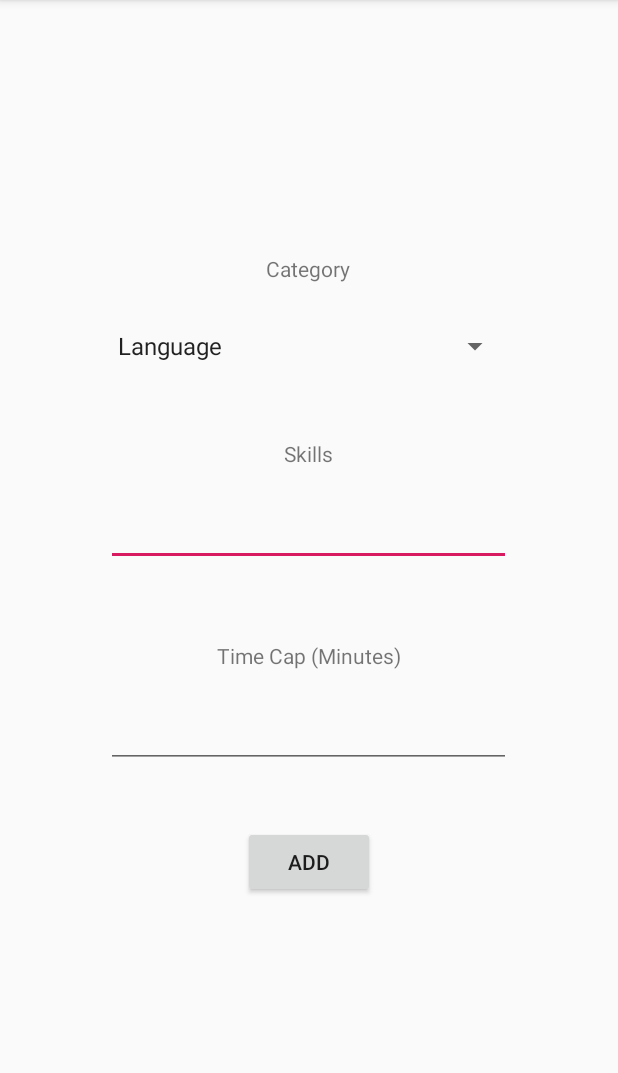
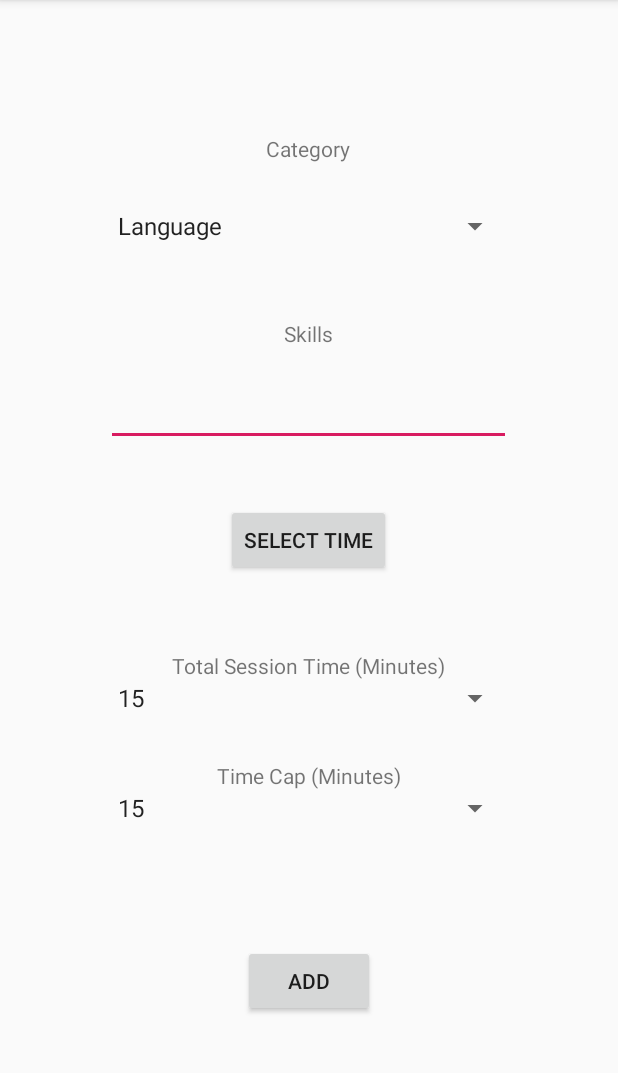
Before and after one commit to Tanya16107/Sahayak, an Android app: the MentorOptionsActivity screen opened directly, with no data from a screen before it, on a phone screen of 412 x 824 dp, the part 84-1157 px from its top. Run offline under Robolectric (Android 15) with nearby library versions, the phone set to English and light mode, and no system bars; our stand-ins replace Firebase (no records; nobody signed in at launch, a user with empty details on screens opened directly); libraries missing offline, so code that uses them is left out: com.codetroopers.betterpickers.

Commit message:
UI change for Mentor Proposal

```diff
--- a/app/build.gradle
+++ b/app/build.gradle
@@ -38,4 +38,6 @@ dependencies {
     implementation 'com.google.firebase:firebase-firestore:21.1.1'
     implementation "com.google.android.material:material:1.1.0-alpha06"
     implementation 'com.google.firebase:firebase-database:19.2.0'
+    implementation 'com.code-troopers.betterpickers:library:3.1.0'
+
 }
--- a/app/src/main/java/com/mobilecomputing/sahayak/Activities/MentorOptionsActivity.java
+++ b/app/src/main/java/com/mobilecomputing/sahayak/Activities/MentorOptionsActivity.java
@@ -1,23 +1,40 @@
 package com.mobilecomputing.sahayak.Activities;
 
+import android.icu.util.Calendar;
 import android.os.Bundle;
 
 import androidx.appcompat.app.AppCompatActivity;
 
+import android.os.Debug;
 import android.view.View;
 import android.widget.ArrayAdapter;
 import android.widget.Button;
 import android.widget.Spinner;
 import android.widget.TextView;
 
+import com.codetroopers.betterpickers.calendardatepicker.CalendarDatePickerDialogFragment;
+import com.codetroopers.betterpickers.radialtimepicker.RadialTimePickerDialogFragment;
 import com.mobilecomputing.sahayak.JavaClasses.Proposal;
 import com.mobilecomputing.sahayak.JavaClasses.ProposalLab;
 import com.mobilecomputing.sahayak.R;
 
 import java.util.ArrayList;
+import java.util.Date;
 import java.util.List;
+import android.widget.Toast;
 
-public class MentorOptionsActivity extends AppCompatActivity {
+public class MentorOptionsActivity extends AppCompatActivity implements CalendarDatePickerDialogFragment.OnDateSetListener,
+        RadialTimePickerDialogFragment.OnTimeSetListener {
+    CalendarDatePickerDialogFragment calDatePicker;
+    private static final String FRAG_TAG_DATE_PICKER = "fragment_date_picker_name";
+    private static final String FRAG_TAG_TIME_PICKER = "timePickerDialogFragment";
+    private  int year;
+    private  int monthOfYear;
+    private  int dayOfMonth;
+    private  int hourOfDay;
+    private  int minute;
+    private int flagDate;
+    private int flagTime;
 
     @Override
     protected void onCreate(Bundle savedInstanceState) {
@@ -30,27 +47,104 @@ public class MentorOptionsActivity extends AppCompatActivity {
         categories.add("Information Technology");
         categories.add("Sports");
         categories.add("Health");
-        ArrayAdapter<String> dataAdapter = new ArrayAdapter<String>(this, android.R.layout.simple_spinner_item, categories);
+
+
+        final ArrayAdapter<String> dataAdapter = new ArrayAdapter<String>(this, android.R.layout.simple_spinner_item, categories);
+        spinner.setAdapter(dataAdapter);
+
+        final TextView skillsMentor = (TextView) findViewById(R.id.skillsMentor);
+        final ProposalLab proposalLab = ProposalLab.get(getApplicationContext());
+//        Button setDate = (Button) findViewById(R.id.setDate);
+        Button setTime = (Button) findViewById(R.id.setTime);
+        final Date date = new Date();
+//        setDate.setOnClickListener(new View.OnClickListener() {
+//            @Override
+//            public void onClick(View v) {
+//                CalendarDatePickerDialogFragment cdp = new CalendarDatePickerDialogFragment()
+//                        .setOnDateSetListener(MentorOptionsActivity.this)
+//                        .setFirstDayOfWeek(Calendar.MONDAY)
+//                        .setDoneText("Done")
+//                        .setCancelText("Cancel");
+//                cdp.show(getSupportFragmentManager(), FRAG_TAG_DATE_PICKER);
+//            }
+//        });
+        setTime.setOnClickListener(new View.OnClickListener() {
+            @Override
+            public void onClick(View v) {
+                RadialTimePickerDialogFragment rtpd = new RadialTimePickerDialogFragment()
+                        .setOnTimeSetListener(MentorOptionsActivity.this)
+                        .setDoneText("Done")
+                        .setCancelText("Cancel");
+                rtpd.show(getSupportFragmentManager(), FRAG_TAG_TIME_PICKER);
+            }
+        });
+
+        final Spinner spinnerMinutes = (Spinner) findViewById(R.id.selectMinutes2);
+        List<String> minutes = new ArrayList<String>();
+        minutes.add("15");
+        minutes.add("30");
+        minutes.add("45");
+        minutes.add("60");
+        minutes.add("75");
+
+        final ArrayAdapter<String> minutesadapter = new ArrayAdapter<String>(this, android.R.layout.simple_spinner_item, minutes);
+        spinnerMinutes.setAdapter(minutesadapter);
+
+        final Spinner spinnerMinutes2 = (Spinner) findViewById(R.id.selectMinutes);
+        List<String> minutes2 = new ArrayList<String>();
+        minutes2.add("15");
+        minutes2.add("30");
+        minutes2.add("45");
+        minutes2.add("60");
+        minutes2.add("75");
+
+        final ArrayAdapter<String> minutesadapter2 = new ArrayAdapter<String>(this, android.R.layout.simple_spinner_item, minutes2);
+        spinnerMinutes2.setAdapter(minutesadapter);
+
         Button addButton = (Button) findViewById(R.id.addButton);
-        final TextView skillsMentor = (TextView) findViewById(R.id.skillsMentor);
-        final TextView timeCapMentor = (TextView) findViewById(R.id.timeCapMentor);
-        spinner.setAdapter(dataAdapter);
-        final ProposalLab proposalLab = ProposalLab.get(getApplicationContext());
         addButton.setOnClickListener(new View.OnClickListener() {
             @Override
             public void onClick(View view) {
+//                if(flagDate*flagTime==1) {
+                if(flagTime==1) {
                     String sSkillsMentor = skillsMentor.getText().toString();
                     String sCategoryMentor = spinner.getSelectedItem().toString();
-                Integer ntimeCapMentor = Integer.parseInt(timeCapMentor.getText().toString());
+                    Integer endtime = Integer.parseInt(spinnerMinutes.getSelectedItem().toString());
+                    Integer timeCap = Integer.parseInt(spinnerMinutes2.getSelectedItem().toString());
+                    Integer endtimeHour = hourOfDay + endtime/60;
+                    Integer endtimeMinute = hourOfDay + endtime%60;
                     Proposal proposal = new Proposal(proposalLab.getProposals().size(), sSkillsMentor);
                     proposal.setCategory(sCategoryMentor);
-                proposal.setDurationCap(ntimeCapMentor);
+                    proposal.setDurationCap(timeCap);
+                    proposal.setTimeWindow(hourOfDay,minute,endtimeHour,endtimeMinute);
                     proposalLab.AddProposal(proposal);
                     skillsMentor.setText("");
-                timeCapMentor.setText("");
+                    Toast.makeText(getApplicationContext(), "Succesfully added", Toast.LENGTH_LONG).show();
+                    flagTime=0;
+                }
+                else {
+                    Toast.makeText(getApplicationContext(), "Please Select Time", Toast.LENGTH_LONG).show();
+                }
+            }
+        });
 
     }
-        });
+
+    @Override
+    public void onDateSet(CalendarDatePickerDialogFragment dialog, int year, int monthOfYear, int dayOfMonth) {
+        this.year=year;
+        this.monthOfYear=monthOfYear;
+        this.dayOfMonth=dayOfMonth;
+        flagDate=1;
+
+
+    }
+    @Override
+    public void onTimeSet(RadialTimePickerDialogFragment dialog, int hourOfDay, int minute) {
+        this.hourOfDay=hourOfDay;
+        this.minute=minute;
+        flagTime=1;
+
     }
 
 }
--- a/app/src/main/java/com/mobilecomputing/sahayak/Fragments/proposalShowFragment.java
+++ b/app/src/main/java/com/mobilecomputing/sahayak/Fragments/proposalShowFragment.java
@@ -50,6 +50,12 @@ public class proposalShowFragment extends Fragment {
 
         int sh = mProposal.startHour;
         int sm = mProposal.startMin;
+        if(sm<30){
+            sm=0;
+        }
+        else{
+            sm=1;
+        }
 
         String tmp[] = {"00", "30"};
         RadioButton rb1 = (RadioButton) v.findViewById(R.id.radioButton);
--- a/app/src/main/java/com/mobilecomputing/sahayak/JavaClasses/Proposal.java
+++ b/app/src/main/java/com/mobilecomputing/sahayak/JavaClasses/Proposal.java
@@ -90,6 +90,12 @@ public class Proposal implements Serializable {
 
         String S = "";
         String tmp[] = {"00", "30"};
+        if(startMin<30){
+            startMin=0;
+        }
+        else {
+            startMin=30;
+        }
         if (startHour < 10) {
             S += "0" + startHour + "" + tmp[startMin];
         } else {
--- a/app/src/main/res/layout/activity_mentor_options.xml
+++ b/app/src/main/res/layout/activity_mentor_options.xml
@@ -45,33 +45,66 @@
         android:inputType="textMultiLine" />
 
     <TextView
+        android:id="@+id/textView7"
+        android:layout_width="match_parent"
+        android:layout_height="wrap_content" />
+
+<!--    <Button-->
+<!--        android:id="@+id/setDate"-->
+<!--        android:layout_width="wrap_content"-->
+<!--        android:layout_height="wrap_content"-->
+<!--        android:layout_gravity="center"-->
+<!--        android:text="Select Date" />-->
+
+    <TextView
+        android:id="@+id/textView6"
+        android:layout_width="match_parent"
+        android:layout_height="wrap_content" />
+
+    <Button
+        android:id="@+id/setTime"
+        android:layout_width="wrap_content"
+        android:layout_height="wrap_content"
+        android:layout_gravity="center"
+        android:text="Select Time" />
+
+    <TextView
         android:id="@+id/textView3"
+        android:layout_width="wrap_content"
+        android:layout_height="wrap_content"
+        android:layout_gravity="center_horizontal|center_vertical"
+        android:gravity="center_horizontal|center_vertical"
+        android:paddingTop="50dp"
+        android:text="Total Session Time (Minutes)"
+        android:textAlignment="center" />
+
+    <Spinner
+        android:id="@+id/selectMinutes"
+        android:layout_width="270dp"
+        android:layout_height="wrap_content"
+        android:layout_gravity="center_horizontal" />
+
+    <TextView
+        android:id="@+id/textView4"
         android:layout_width="match_parent"
         android:layout_height="wrap_content"
         android:layout_gravity="center_horizontal|center_vertical"
         android:gravity="center_horizontal|center_vertical"
-        android:paddingTop="50dp"
-        android:paddingBottom="20dp"
+        android:paddingTop="30dp"
         android:text="Time Cap (Minutes)"
         android:textAlignment="center" />
 
-    <EditText
-        android:id="@+id/timeCapMentor"
+    <Spinner
+        android:id="@+id/selectMinutes2"
         android:layout_width="270dp"
         android:layout_height="wrap_content"
-        android:layout_gravity="center_horizontal|center_vertical"
-        android:ems="10"
-        android:inputType="number" />
+        android:layout_gravity="center_horizontal" />
 
     <TextView
         android:id="@+id/textView"
         android:layout_width="match_parent"
-        android:layout_height="wrap_content" />
-
-    <TextView
-        android:id="@+id/textView4"
-        android:layout_width="match_parent"
-        android:layout_height="wrap_content" />
+        android:layout_height="wrap_content"
+        android:paddingBottom="60dp" />
 
     <Button
         android:id="@+id/addButton"
```
Lines whose indentation alone changed are shown as unchanged.
